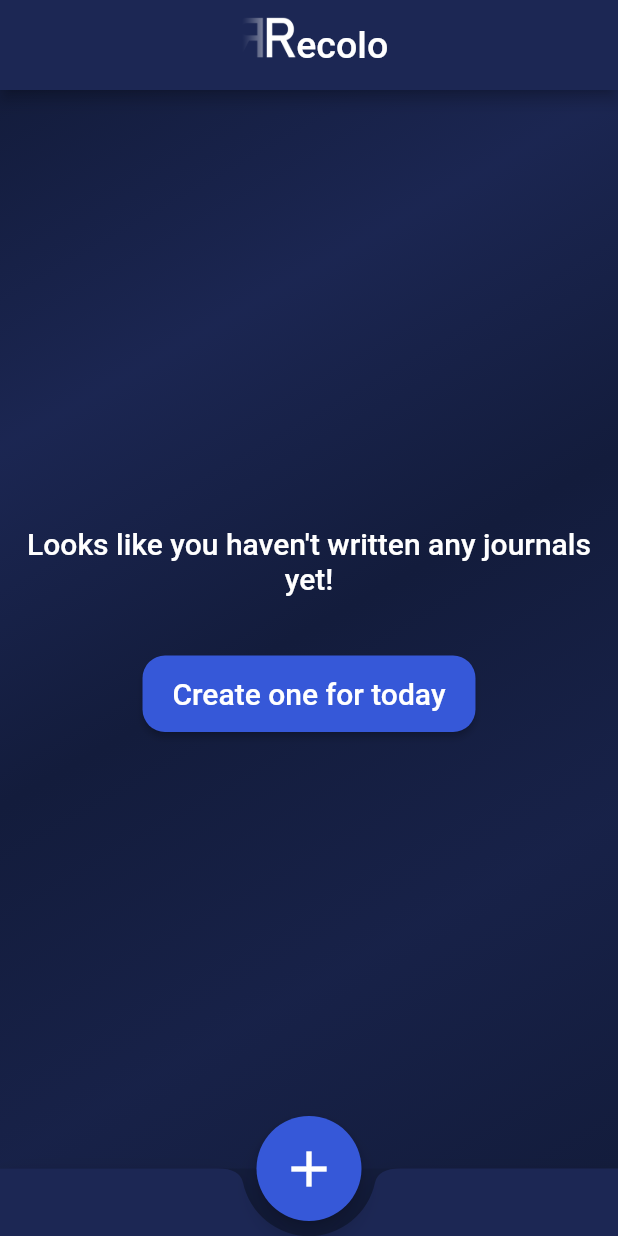
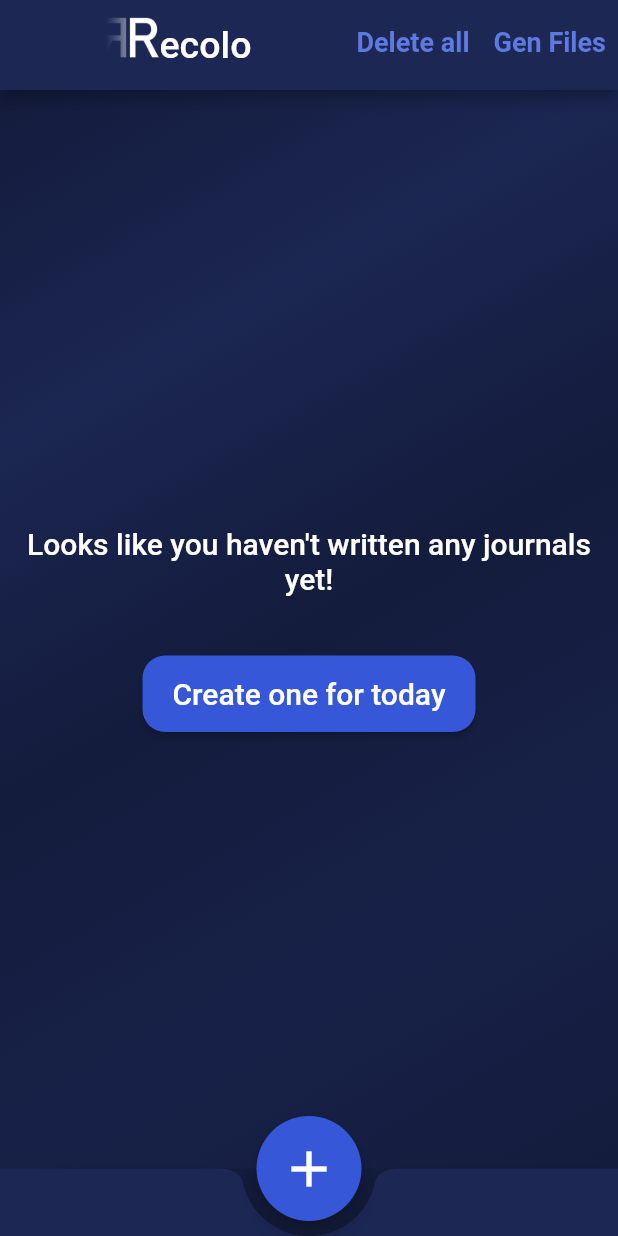
Before and after one commit to MekniWassime/recolo, a Flutter app: the screen it shows after launch, on a phone screen of 412 x 824 dp. Run offline on Flutter 3.47's test engine with Material 2 defaults, Android fonts, the phone set to English and light mode, and no system bars; our stand-ins replace shimmer; missing offline and left inert: encrypt.

Commit message:
commit before formatting pc

```diff
--- a/lib/modules/journal/widgets/journal_screen_scaffhold.dart
+++ b/lib/modules/journal/widgets/journal_screen_scaffhold.dart
@@ -19,7 +19,10 @@ class JournalScreenScaffhold extends StatelessWidget {
   Widget build(BuildContext context) {
     Color primaryColor = Theme.of(context).primaryColor;
     return Scaffold(
-      appBar: MainAppBar(title: "Recolo"),
+      appBar: MainAppBar(
+        title: "Recolo",
+        context: context,
+      ),
       body: SafeArea(
         child: DecoratedBox(
             decoration: BoxDecoration(
--- a/lib/widgets/main_app_bar.dart
+++ b/lib/widgets/main_app_bar.dart
@@ -1,9 +1,12 @@
 import 'package:flutter/material.dart';
+import 'package:provider/provider.dart';
+import 'package:recolo/modules/journal/notifiers/journal_notifier.dart';
 import 'package:recolo/services/file_service.dart';
 import 'package:recolo/services/journal_service.dart';
 
 class MainAppBar extends PreferredSize {
   MainAppBar({
+    required BuildContext context,
     Key? key,
     required String title,
   }) : super(
@@ -26,14 +29,22 @@ class MainAppBar extends PreferredSize {
                     style: TextStyle(fontSize: 25),
                   ),
                 ]),
-            // actions: [
-            //   TextButton(
-            //       onPressed: () => FileService.instance.deleteAll(),
-            //       child: const Text("Delete all")),
-            //   TextButton(
-            //       onPressed: () => JournalService.addPlaceholderFiles(),
-            //       child: const Text("Gen Files")),
-            // ],
+            actions: [
+              TextButton(
+                  onPressed: () =>
+                      FileService.instance.deleteAll().then((value) {
+                        Provider.of<JournalNotifier>(context, listen: false)
+                            .refresh();
+                      }),
+                  child: const Text("Delete all")),
+              TextButton(
+                  onPressed: () =>
+                      JournalService.addPlaceholderFiles().then((value) {
+                        Provider.of<JournalNotifier>(context, listen: false)
+                            .refresh();
+                      }),
+                  child: const Text("Gen Files")),
+            ],
           ),
         );
 }
```
Also changed, not shown: pubspec.lock.
